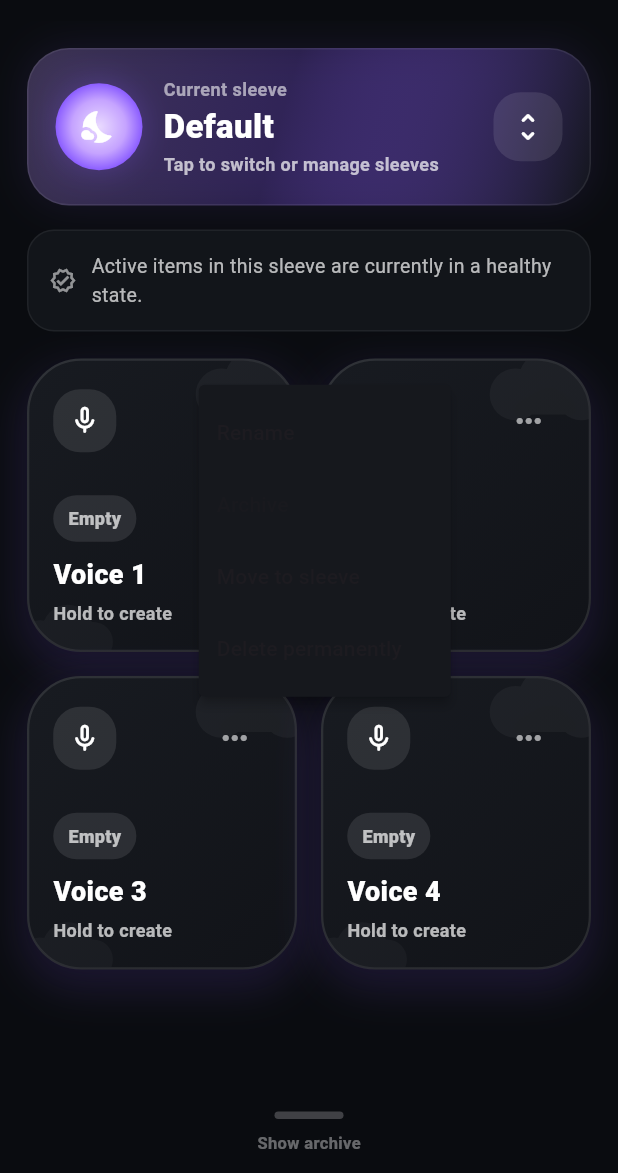
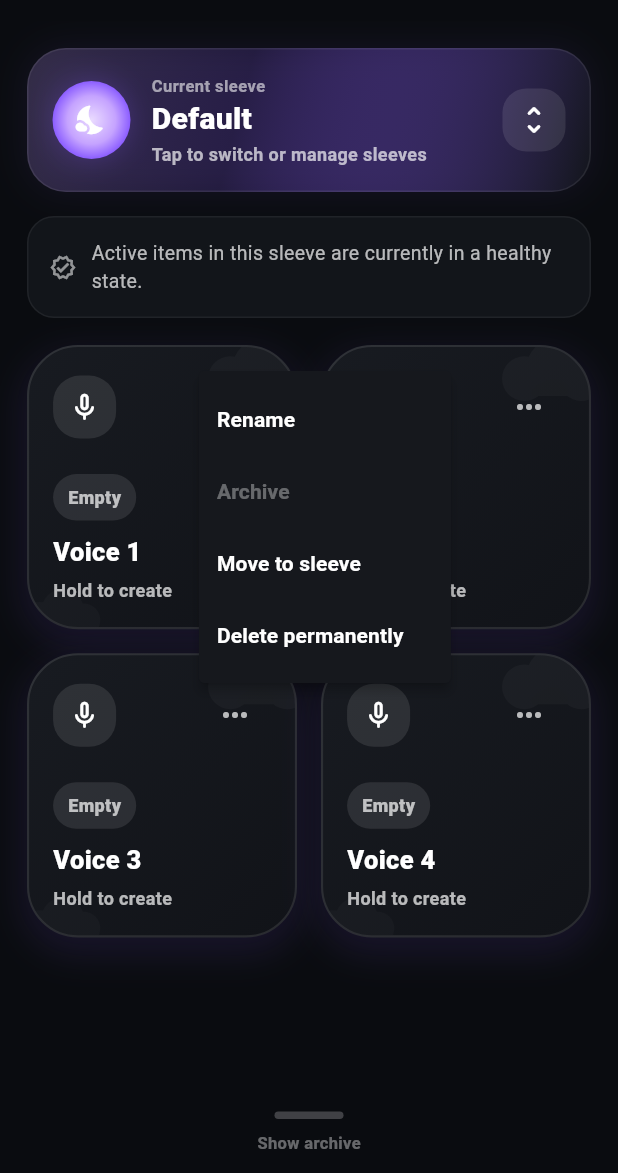
Before and after one commit to imthuand/voice_repeat, a Flutter app: the screen it shows after launch, after a tap on the "keyboard control" icon, on a phone screen of 412 x 824 dp, the part 63-1236 px from its top. Run offline on Flutter 3.47's test engine with Material 3 defaults, Android fonts, the phone set to English and light mode, and no system bars; our stand-ins replace drift, just_audio; missing offline and left inert: record; accounts and stored records are empty; generated files the repository leaves out were written again.

Commit message:
Fix dark popup menu readability and calm design pass 2

```diff
--- a/lib/features/voice_buttons/voice_buttons_screen.dart
+++ b/lib/features/voice_buttons/voice_buttons_screen.dart
@@ -32,6 +32,12 @@ class _VoiceButtonsScreenState extends State<VoiceButtonsScreen> {
   int _lastUiMessageId = 0;
   bool _showBottomModeBar = false;
   int _selectedModeIndex = 0;
+
+  static const _menuTextStyle = TextStyle(
+    color: Colors.white,
+    fontSize: 14,
+    fontWeight: FontWeight.w600,
+  );
 
   @override
   void initState() {
@@ -58,6 +64,25 @@ class _VoiceButtonsScreenState extends State<VoiceButtonsScreen> {
   void dispose() {
     controller.dispose();
     super.dispose();
+  }
+
+  PopupMenuItem<String> _menuItem(
+    String value,
+    String text, {
+    bool enabled = true,
+  }) {
+    return PopupMenuItem<String>(
+      value: value,
+      enabled: enabled,
+      child: Text(
+        text,
+        style: enabled
+            ? _menuTextStyle
+            : _menuTextStyle.copyWith(
+                color: Colors.white.withValues(alpha: 0.35),
+              ),
+      ),
+    );
   }
 
   _SleeveThemeData _themeForSleeve(Sleeve sleeve) {
@@ -301,8 +326,8 @@ class _VoiceButtonsScreenState extends State<VoiceButtonsScreen> {
                       decoration: BoxDecoration(
                         gradient: LinearGradient(
                           colors: [
-                            theme.primary.withValues(alpha: 0.28),
-                            theme.accent.withValues(alpha: 0.18),
+                            theme.primary.withValues(alpha: 0.24),
+                            theme.accent.withValues(alpha: 0.16),
                           ],
                         ),
                         borderRadius: BorderRadius.circular(22),
@@ -595,23 +620,23 @@ class _VoiceButtonsScreenState extends State<VoiceButtonsScreen> {
                                 end: Alignment.bottomRight,
                                 colors: [
                                   theme.primary.withValues(
-                                    alpha: selected ? 0.34 : 0.18,
+                                    alpha: selected ? 0.28 : 0.16,
                                   ),
                                   theme.accent.withValues(
-                                    alpha: selected ? 0.24 : 0.10,
+                                    alpha: selected ? 0.20 : 0.09,
                                   ),
                                 ],
                               ),
                               borderRadius: BorderRadius.circular(24),
                               border: Border.all(
                                 color: selected
-                                    ? Colors.white.withValues(alpha: 0.22)
+                                    ? Colors.white.withValues(alpha: 0.20)
                                     : Colors.white.withValues(alpha: 0.06),
                               ),
                               boxShadow: [
                                 BoxShadow(
                                   color: theme.accent.withValues(
-                                    alpha: selected ? 0.14 : 0.06,
+                                    alpha: selected ? 0.12 : 0.05,
                                   ),
                                   blurRadius: 18,
                                   spreadRadius: 1,
@@ -662,6 +687,7 @@ class _VoiceButtonsScreenState extends State<VoiceButtonsScreen> {
                                   if (!selected)
                                     PopupMenuButton<String>(
                                       color: const Color(0xFF16181D),
+                                      surfaceTintColor: Colors.transparent,
                                       icon: const Icon(
                                         Icons.more_horiz,
                                         color: Colors.white70,
@@ -683,16 +709,10 @@ class _VoiceButtonsScreenState extends State<VoiceButtonsScreen> {
                                       itemBuilder: (_) => [
                                         if (sleeve.sleeveId !=
                                             SleeveDefaults.defaultId)
-                                          const PopupMenuItem(
-                                            value: 'rename',
-                                            child: Text('Rename'),
-                                          ),
+                                          _menuItem('rename', 'Rename'),
                                         if (sleeve.sleeveId !=
                                             SleeveDefaults.defaultId)
-                                          const PopupMenuItem(
-                                            value: 'delete',
-                                            child: Text('Delete'),
-                                          ),
+                                          _menuItem('delete', 'Delete'),
                                       ],
                                     ),
                                 ],
@@ -776,15 +796,15 @@ class _VoiceButtonsScreenState extends State<VoiceButtonsScreen> {
     );
 
     final theme = _themeForSleeve(activeSleeve);
-    final accentSoft = theme.primary.withValues(alpha: 0.24);
-    final accentStrong = theme.accent.withValues(alpha: 0.22);
+    final accentSoft = theme.primary.withValues(alpha: 0.20);
+    final accentStrong = theme.accent.withValues(alpha: 0.16);
 
     return GestureDetector(
       onTap: () => _openSleevePicker(sleeves),
       child: Container(
         width: double.infinity,
         margin: const EdgeInsets.fromLTRB(18, 18, 18, 0),
-        padding: const EdgeInsets.all(18),
+        padding: const EdgeInsets.all(16),
         decoration: BoxDecoration(
           gradient: LinearGradient(
             begin: Alignment.topLeft,
@@ -794,21 +814,21 @@ class _VoiceButtonsScreenState extends State<VoiceButtonsScreen> {
               accentStrong,
               const Color(0xFF12151A),
             ],
-            stops: const [0.0, 0.45, 1.0],
-          ),
-          borderRadius: BorderRadius.circular(28),
+            stops: const [0.0, 0.38, 1.0],
+          ),
+          borderRadius: BorderRadius.circular(26),
           border: Border.all(color: Colors.white.withValues(alpha: 0.08)),
           boxShadow: [
             BoxShadow(
-              color: theme.accent.withValues(alpha: 0.10),
-              blurRadius: 22,
+              color: theme.accent.withValues(alpha: 0.08),
+              blurRadius: 20,
               spreadRadius: 1,
             ),
           ],
         ),
         child: Row(
           children: [
-            _ThemeOrb(theme: theme, size: 58),
+            _ThemeOrb(theme: theme, size: 52),
             const SizedBox(width: 14),
             Expanded(
               child: Column(
@@ -818,26 +838,26 @@ class _VoiceButtonsScreenState extends State<VoiceButtonsScreen> {
                     'Current sleeve',
                     style: TextStyle(
                       color: Colors.white.withValues(alpha: 0.58),
-                      fontSize: 12,
+                      fontSize: 11,
                       fontWeight: FontWeight.w700,
                       letterSpacing: 0.3,
                     ),
                   ),
-                  const SizedBox(height: 5),
+                  const SizedBox(height: 4),
                   Text(
                     activeSleeve.name,
                     style: const TextStyle(
                       color: Colors.white,
-                      fontSize: 22,
+                      fontSize: 20,
                       fontWeight: FontWeight.w800,
                       height: 1.0,
                     ),
                   ),
-                  const SizedBox(height: 6),
+                  const SizedBox(height: 5),
                   Text(
                     'Tap to switch or manage sleeves',
                     style: TextStyle(
-                      color: Colors.white.withValues(alpha: 0.70),
+                      color: Colors.white.withValues(alpha: 0.68),
                       fontSize: 12,
                       fontWeight: FontWeight.w600,
                     ),
@@ -846,11 +866,11 @@ class _VoiceButtonsScreenState extends State<VoiceButtonsScreen> {
               ),
             ),
             Container(
-              width: 46,
-              height: 46,
+              width: 42,
+              height: 42,
               decoration: BoxDecoration(
                 color: Colors.white.withValues(alpha: 0.10),
-                borderRadius: BorderRadius.circular(18),
+                borderRadius: BorderRadius.circular(16),
               ),
               child: const Icon(
                 Icons.unfold_more_rounded,
@@ -962,18 +982,6 @@ class _VoiceButtonsScreenState extends State<VoiceButtonsScreen> {
 
   @override
   Widget build(BuildContext context) {
-    return StreamBuilder<List<Sleeve>>(
-      stream: repo.watchSleeves(widget.personId),
-      builder: (context, sleeveSnap) {
-        final sleeves = sleeveSnap.data ?? const <Sleeve>[];
-
-        if (sleeves.isNotEmpty &&
-            !sleeves.any((s) => s.sleeveId == controller.activeSleeveId)) {
-          WidgetsBinding.instance.addPostFrameCallback((_) async {
-            await controller.setActiveSleeve(SleeveDefaults.defaultId);
-          });
-        }
-
     return Scaffold(
       backgroundColor: const Color(0xFF0A0C10),
       appBar: AppBar(
@@ -994,23 +1002,35 @@ class _VoiceButtonsScreenState extends State<VoiceButtonsScreen> {
             icon: const Icon(Icons.shield_outlined),
           ),
           PopupMenuButton<String>(
+            color: const Color(0xFF16181D),
+            surfaceTintColor: Colors.transparent,
             tooltip: 'More integrity actions',
             icon: const Icon(Icons.more_horiz),
             onSelected: _runIntegrityMenuAction,
-                itemBuilder: (_) => const [
-                  PopupMenuItem(
-                    value: 'repairRecorded',
-                    child: Text('Check and repair active'),
-                  ),
-                  PopupMenuItem(
-                    value: 'repairAll',
-                    child: Text('Check and repair all'),
-                  ),
-                ],
-              ),
-            ],
-          ),
-          body: AnimatedBuilder(
+            itemBuilder: (_) => [
+              _menuItem('repairRecorded', 'Check and repair active'),
+              _menuItem('repairAll', 'Check and repair all'),
+            ],
+          ),
+        ],
+        bottom: PreferredSize(
+          preferredSize: const Size.fromHeight(0),
+          child: const SizedBox.shrink(),
+        ),
+      ),
+      body: StreamBuilder<List<Sleeve>>(
+        stream: repo.watchSleeves(widget.personId),
+        builder: (context, sleeveSnap) {
+          final sleeves = sleeveSnap.data ?? const <Sleeve>[];
+
+          if (sleeves.isNotEmpty &&
+              !sleeves.any((s) => s.sleeveId == controller.activeSleeveId)) {
+            WidgetsBinding.instance.addPostFrameCallback((_) async {
+              await controller.setActiveSleeve(SleeveDefaults.defaultId);
+            });
+          }
+
+          return AnimatedBuilder(
             animation: controller,
             builder: (_, __) {
               final msg = controller.uiMessage;
@@ -1085,9 +1105,9 @@ class _VoiceButtonsScreenState extends State<VoiceButtonsScreen> {
                 ],
               );
             },
-          ),
-        );
-      },
+          );
+        },
+      ),
     );
   }
 
@@ -1112,7 +1132,7 @@ class _VoiceButtonsScreenState extends State<VoiceButtonsScreen> {
                 crossAxisCount: 2,
                 crossAxisSpacing: 16,
                 mainAxisSpacing: 16,
-                childAspectRatio: 0.92,
+                childAspectRatio: 0.95,
               ),
               itemBuilder: (_, i) {
                 final it = items[i];
@@ -1120,6 +1140,7 @@ class _VoiceButtonsScreenState extends State<VoiceButtonsScreen> {
                   item: it,
                   displayIndex: i + 1,
                   sleeveTheme: _themeForSleeve(sleeve),
+                  menuItemBuilder: _menuItem,
                   isRecording: controller.recordingItemId == it.itemId,
                   isPlaying: controller.playingItemId == it.itemId,
                   onIntegrityTap: () => _integrityDialog(context, it),
@@ -1368,8 +1389,8 @@ class _ThemeOrb extends StatelessWidget {
         borderRadius: BorderRadius.circular(size),
         boxShadow: [
           BoxShadow(
-            color: theme.accent.withValues(alpha: 0.25),
-            blurRadius: 16,
+            color: theme.accent.withValues(alpha: 0.22),
+            blurRadius: 14,
             spreadRadius: 1,
           ),
         ],
@@ -1424,6 +1445,7 @@ class _PlayfulVoiceTile extends StatefulWidget {
     required this.item,
     required this.displayIndex,
     required this.sleeveTheme,
+    required this.menuItemBuilder,
     required this.isRecording,
     required this.isPlaying,
     required this.onIntegrityTap,
@@ -1439,6 +1461,11 @@ class _PlayfulVoiceTile extends StatefulWidget {
   final RitualItem item;
   final int displayIndex;
   final _SleeveThemeData sleeveTheme;
+  final PopupMenuItem<String> Function(
+    String value,
+    String text, {
+    bool enabled,
+  }) menuItemBuilder;
   final bool isRecording;
   final bool isPlaying;
   final VoidCallback onIntegrityTap;
@@ -1490,10 +1517,10 @@ class _PlayfulVoiceTileState extends State<_PlayfulVoiceTile> {
                 : Colors.white.withValues(alpha: 0.16);
 
     final shadow = widget.isRecording
-        ? Colors.redAccent.withValues(alpha: 0.22)
+        ? Colors.redAccent.withValues(alpha: 0.20)
         : widget.isPlaying
-            ? Colors.lightBlueAccent.withValues(alpha: 0.20)
-            : theme.accent.withValues(alpha: 0.18);
+            ? Colors.lightBlueAccent.withValues(alpha: 0.18)
+            : theme.accent.withValues(alpha: 0.14);
 
     final title =
         it.label.isEmpty ? 'Voice ${widget.displayIndex}' : it.label;
@@ -1572,7 +1599,7 @@ class _PlayfulVoiceTileState extends State<_PlayfulVoiceTile> {
         duration: const Duration(milliseconds: 160),
         curve: Curves.easeOut,
         decoration: BoxDecoration(
-          borderRadius: BorderRadius.circular(36),
+          borderRadius: BorderRadius.circular(34),
           gradient: LinearGradient(
             begin: Alignment.topLeft,
             end: Alignment.bottomRight,
@@ -1582,43 +1609,43 @@ class _PlayfulVoiceTileState extends State<_PlayfulVoiceTile> {
                     const Color(0xFF111318),
                   ]
                 : [
-                    theme.primary.withValues(alpha: 0.90),
-                    theme.accent.withValues(alpha: 0.88),
-                  ],
-          ),
-          border: Border.all(color: border, width: 1.5),
+                    theme.primary.withValues(alpha: 0.86),
+                    theme.accent.withValues(alpha: 0.82),
+                  ],
+          ),
+          border: Border.all(color: border, width: 1.4),
           boxShadow: [
             BoxShadow(
               color: shadow,
-              blurRadius: 24,
+              blurRadius: 20,
               spreadRadius: 1,
-              offset: const Offset(0, 10),
+              offset: const Offset(0, 8),
             ),
             BoxShadow(
-              color: Colors.black.withValues(alpha: 0.18),
-              blurRadius: 16,
-              offset: const Offset(0, 6),
+              color: Colors.black.withValues(alpha: 0.16),
+              blurRadius: 14,
+              offset: const Offset(0, 5),
             ),
           ],
         ),
         child: ClipRRect(
-          borderRadius: BorderRadius.circular(34),
+          borderRadius: BorderRadius.circular(32),
           child: Stack(
             children: [
               Positioned(
-                right: -24,
-                top: -18,
+                right: -20,
+                top: -14,
                 child: _BubbleCloud(
-                  color: Colors.white.withValues(alpha: isEmpty ? 0.04 : 0.14),
-                  size: 104,
+                  color: Colors.white.withValues(alpha: isEmpty ? 0.03 : 0.11),
+                  size: 90,
                 ),
               ),
               Positioned(
-                left: -18,
-                bottom: -22,
+                left: -14,
+                bottom: -18,
                 child: _BubbleCloud(
-                  color: Colors.white.withValues(alpha: isEmpty ? 0.03 : 0.10),
-                  size: 84,
+                  color: Colors.white.withValues(alpha: isEmpty ? 0.02 : 0.08),
+                  size: 70,
                 ),
               ),
               Padding(
@@ -1654,10 +1681,11 @@ class _PlayfulVoiceTileState extends State<_PlayfulVoiceTile> {
                         const SizedBox(width: 8),
                         PopupMenuButton<String>(
                           color: const Color(0xFF16181D),
+                          surfaceTintColor: Colors.transparent,
                           padding: EdgeInsets.zero,
                           icon: Icon(
                             Icons.more_horiz_rounded,
-                            color: isEmpty ? Colors.white60 : Colors.white,
+                            color: isEmpty ? Colors.white70 : Colors.white,
                           ),
                           onSelected: (v) async {
                             if (v == 'rename') widget.onRename();
@@ -1666,23 +1694,14 @@ class _PlayfulVoiceTileState extends State<_PlayfulVoiceTile> {
                             if (v == 'delete') await widget.onDelete();
                           },
                           itemBuilder: (_) => [
-                            const PopupMenuItem(
-                              value: 'rename',
-                              child: Text('Rename'),
-                            ),
-                            PopupMenuItem(
-                              value: 'archive',
+                            widget.menuItemBuilder('rename', 'Rename'),
+                            widget.menuItemBuilder(
+                              'archive',
+                              'Archive',
                               enabled: !isEmpty && it.activePath != null,
-                              child: const Text('Archive'),
-                            ),
-                            const PopupMenuItem(
-                              value: 'move',
-                              child: Text('Move to sleeve'),
-                            ),
-                            const PopupMenuItem(
-                              value: 'delete',
-                              child: Text('Delete permanently'),
-                            ),
+                            ),
+                            widget.menuItemBuilder('move', 'Move to sleeve'),
+                            widget.menuItemBuilder('delete', 'Delete permanently'),
                           ],
                         ),
                       ],
@@ -1714,14 +1733,14 @@ class _PlayfulVoiceTileState extends State<_PlayfulVoiceTile> {
                       style: TextStyle(
                         color: Colors.white,
                         fontWeight: FontWeight.w800,
-                        fontSize: 18,
+                        fontSize: 17,
                         height: 1.05,
                         shadows: isEmpty
                             ? null
                             : [
                                 Shadow(
-                                  color: Colors.black.withValues(alpha: 0.14),
-                                  blurRadius: 10,
+                                  color: Colors.black.withValues(alpha: 0.10),
+                                  blurRadius: 8,
                                 ),
                               ],
                       ),
```
Also changed, not shown: 1 other file. Lines whose indentation alone changed are shown as unchanged.
